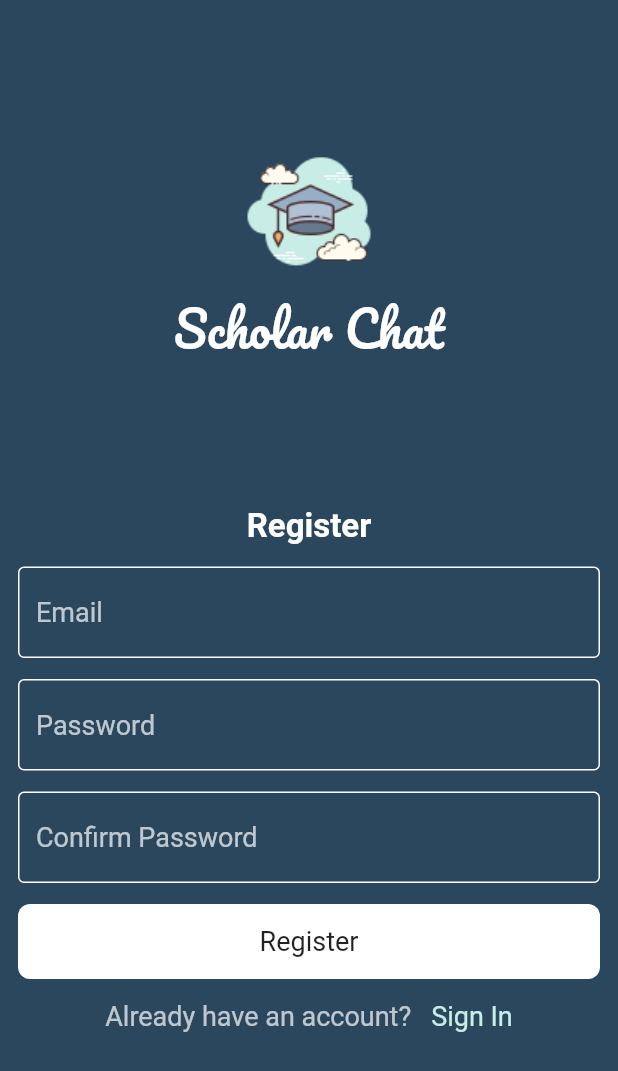
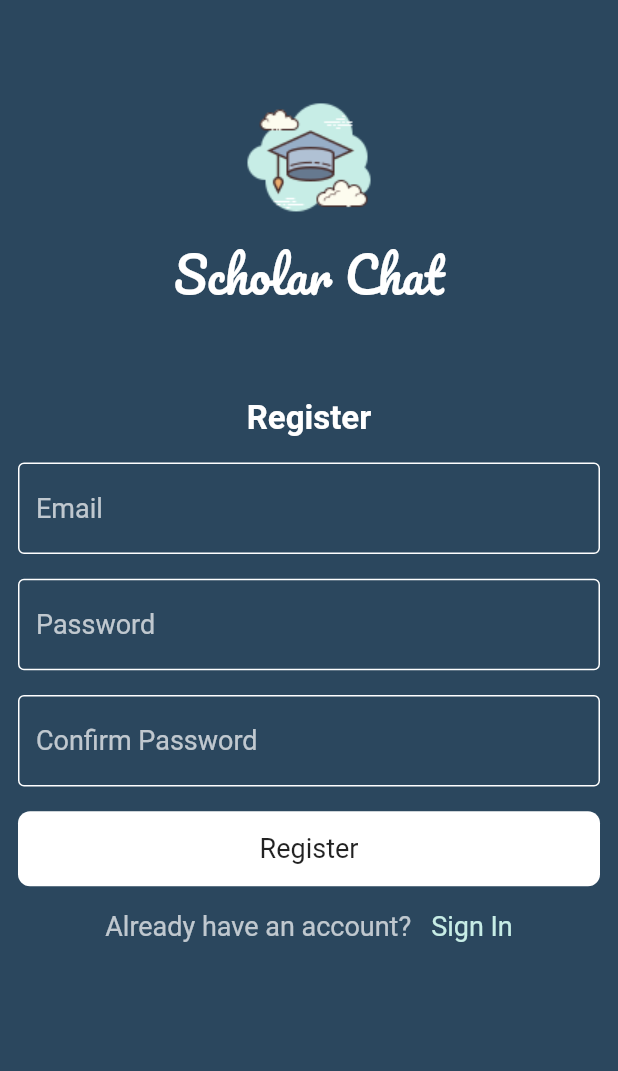
Before and after one commit to Ibrahimfathi96/ScholarChatApp, a Flutter app: the screen it shows after launch, after a tap on "Register", on a phone screen of 412 x 824 dp. Shown: the top 1071 px of the screen. Run offline on Flutter 3.47's test engine with Material 2 defaults, Android fonts, the phone set to English and light mode, and no system bars.

Commit message:
+ small UI edits

```diff
--- a/lib/Components/custom_text_field.dart
+++ b/lib/Components/custom_text_field.dart
@@ -12,7 +12,11 @@ TextFieldWidget({required this.hintText});
         hintText: hintText,
         hintStyle: TextStyle(
           color: Colors.white70,fontSize: 18
-
+        ),
+        border: OutlineInputBorder(
+            borderSide: BorderSide(
+                color: Colors.white
+            )
         ),
         enabledBorder:OutlineInputBorder(
             borderSide: BorderSide(
--- /dev/null
+++ b/lib/Constants/Colors.dart
@@ -0,0 +1,4 @@
+
+import 'package:flutter/material.dart';
+//colors
+const kPrimaryColor = Color(0xff2B475E);
--- a/lib/screens/LoginScreen.dart
+++ b/lib/screens/LoginScreen.dart
@@ -1,6 +1,7 @@
 import 'package:flutter/material.dart';
 import 'package:scholar_chat_app/Components/custom_button.dart';
 import 'package:scholar_chat_app/Components/custom_text_field.dart';
+import 'package:scholar_chat_app/Constants/Colors.dart';
 import 'package:scholar_chat_app/screens/RegisterScreen.dart';
 
 class LoginScreen extends StatelessWidget {
@@ -8,49 +9,48 @@ class LoginScreen extends StatelessWidget {
 
   @override
   Widget build(BuildContext context) {
+    final size = MediaQuery.of(context).size;
     return Scaffold(
-      backgroundColor: Color(0xff2B475E),
+      backgroundColor: kPrimaryColor,
       body: Padding(
-        padding: EdgeInsets.symmetric(horizontal: 12.0),
-        child: Column(
+        padding: const EdgeInsets.symmetric(horizontal: 12.0),
+        child: ListView(
           children: [
-            Spacer(
-              flex: 2,
-            ),
-            Image.asset('assets/images/scholar.png'),
+            SizedBox(height: size.height / 15,),
+            Image.asset('assets/images/scholar.png',height: 100,),
             Text(
               'Scholar Chat',
+              textAlign: TextAlign.center,
               style: TextStyle(
                   fontSize: 32, color: Colors.white, fontFamily: 'Pacifico'),
             ),
-            Spacer(
-              flex: 2,
-            ),
+            SizedBox(height: size.height / 15,),
             Text(
               'Sign In',
+              textAlign: TextAlign.center,
               style: TextStyle(
                   fontSize: 22,
                   color: Colors.white,
                   fontWeight: FontWeight.bold),
             ),
             SizedBox(
-              height: 14,
+              height: size.height / 50,
             ),
             TextFieldWidget(
               hintText: 'Email',
             ),
             SizedBox(
-              height: 14,
+              height: size.height / 50,
             ),
             TextFieldWidget(
               hintText: 'Password',
             ),
             SizedBox(
-              height: 14,
+              height: size.height / 50,
             ),
             ButtonWidget(buttonTxt: 'Sign In'),
             SizedBox(
-              height: 14,
+              height: size.height / 50,
             ),
             Row(
               mainAxisAlignment: MainAxisAlignment.center,
@@ -69,9 +69,6 @@ class LoginScreen extends StatelessWidget {
                     ))
               ],
             ),
-            Spacer(
-              flex: 3,
-            ),
           ],
         ),
       ),
--- a/lib/screens/RegisterScreen.dart
+++ b/lib/screens/RegisterScreen.dart
@@ -1,6 +1,5 @@
 import 'package:flutter/material.dart';
-import 'package:scholar_chat_app/screens/LoginScreen.dart';
-
+import 'package:scholar_chat_app/Constants/Colors.dart';
 import '../Components/custom_button.dart';
 import '../Components/custom_text_field.dart';
 
@@ -8,55 +7,52 @@ class RegisterScreen extends StatelessWidget {
   static const String routeName = 'register-screen';
   @override
   Widget build(BuildContext context) {
+    final size = MediaQuery.of(context).size;
     return Scaffold(
-      backgroundColor: Color(0xff2B475E),
+      backgroundColor: kPrimaryColor,
       body: Padding(
         padding: EdgeInsets.symmetric(horizontal: 12.0),
-        child: Column(
+        child: ListView(
           children: [
-            Spacer(
-              flex: 2,
-            ),
-            Image.asset('assets/images/scholar.png'),
+            SizedBox(height: size.height / 15,),
+            Image.asset('assets/images/scholar.png',height: 100,),
             Text(
               'Scholar Chat',
+              textAlign: TextAlign.center,
               style: TextStyle(
                   fontSize: 32, color: Colors.white, fontFamily: 'Pacifico'),
             ),
-            Spacer(
-              flex: 2,
-            ),
+            SizedBox(height: size.height / 15,),
             Text(
               'Register',
+              textAlign: TextAlign.center,
               style: TextStyle(
                   fontSize: 22,
                   color: Colors.white,
                   fontWeight: FontWeight.bold),
             ),
-            SizedBox(
-              height: 14,
-            ),
+            SizedBox(height: size.height / 50,),
             TextFieldWidget(
               hintText: 'Email',
             ),
             SizedBox(
-              height: 14,
+              height: size.height / 50,
             ),
             TextFieldWidget(
               hintText: 'Password',
             ),
             SizedBox(
-              height: 14,
+              height: size.height / 50,
             ),
             TextFieldWidget(
               hintText: 'Confirm Password',
             ),
             SizedBox(
-              height: 14,
+              height: size.height / 50,
             ),
             ButtonWidget(buttonTxt: 'Register'),
             SizedBox(
-              height: 14,
+              height: size.height / 50,
             ),
             Row(
               mainAxisAlignment: MainAxisAlignment.center,
@@ -76,9 +72,6 @@ class RegisterScreen extends StatelessWidget {
                 ),
               ],
             ),
-            Spacer(
-              flex: 3,
-            )
           ],
         ),
       ),
```
